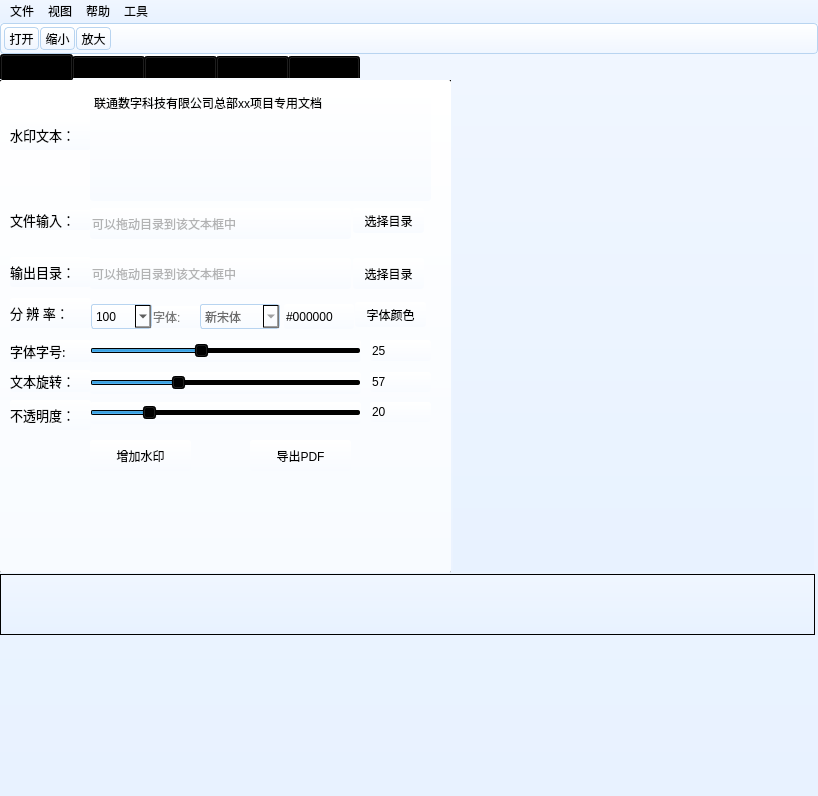
This is pdfviewer/mainwindow.ui in zhanglt/pdf_watermark as Qt 5 draws it before an edit. The edited form follows.
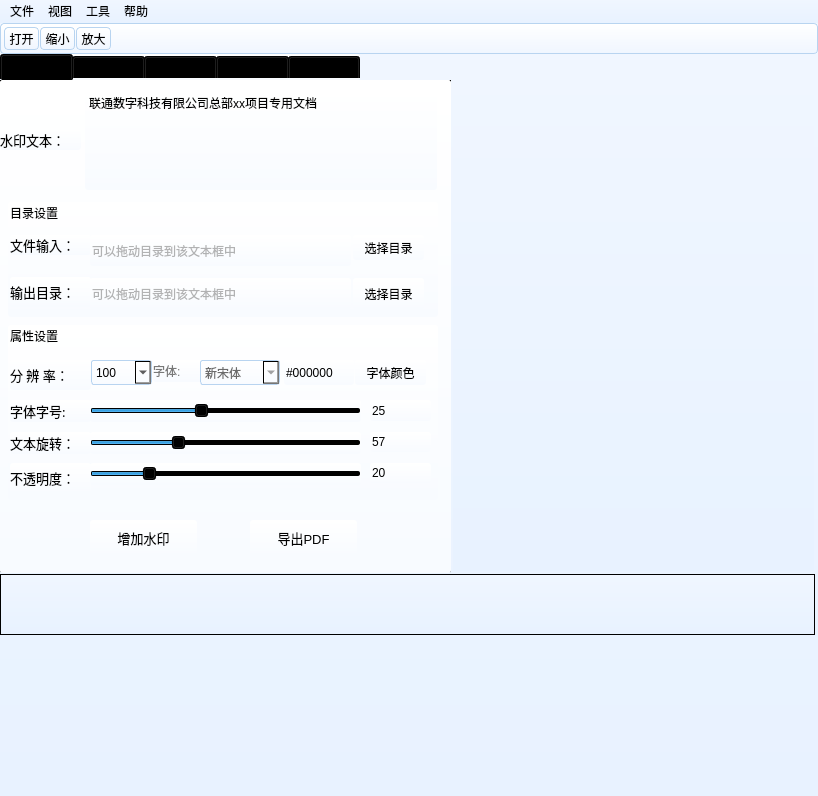
This is the edited form. Icons and pictures are not drawn. Custom widgets are drawn as their Qt base class.

Patch:
```diff
--- a/pdfviewer/mainwindow.ui
+++ b/pdfviewer/mainwindow.ui
@@ -90,7 +90,7 @@
          <property name="geometry">
           <rect>
            <x>353</x>
-           <y>178</y>
+           <y>198</y>
            <width>71</width>
            <height>31</height>
           </rect>
@@ -106,7 +106,7 @@
          <property name="geometry">
           <rect>
            <x>200</x>
-           <y>224</y>
+           <y>280</y>
            <width>80</width>
            <height>25</height>
           </rect>
@@ -147,7 +147,7 @@
          <property name="geometry">
           <rect>
            <x>370</x>
-           <y>292</y>
+           <y>352</y>
            <width>61</width>
            <height>20</height>
           </rect>
@@ -166,7 +166,7 @@
          <property name="geometry">
           <rect>
            <x>10</x>
-           <y>130</y>
+           <y>155</y>
            <width>81</width>
            <height>20</height>
           </rect>
@@ -192,7 +192,7 @@
          <property name="geometry">
           <rect>
            <x>284</x>
-           <y>224</y>
+           <y>280</y>
            <width>70</width>
            <height>25</height>
           </rect>
@@ -214,7 +214,7 @@
          <property name="geometry">
           <rect>
            <x>90</x>
-           <y>178</y>
+           <y>198</y>
            <width>261</width>
            <height>31</height>
           </rect>
@@ -233,7 +233,7 @@
          <property name="geometry">
           <rect>
            <x>10</x>
-           <y>320</y>
+           <y>383</y>
            <width>81</width>
            <height>30</height>
           </rect>
@@ -262,7 +262,7 @@
          <property name="geometry">
           <rect>
            <x>370</x>
-           <y>322</y>
+           <y>383</y>
            <width>61</width>
            <height>20</height>
           </rect>
@@ -281,7 +281,7 @@
          <property name="geometry">
           <rect>
            <x>10</x>
-           <y>290</y>
+           <y>352</y>
            <width>81</width>
            <height>22</height>
           </rect>
@@ -307,7 +307,7 @@
          <property name="geometry">
           <rect>
            <x>353</x>
-           <y>128</y>
+           <y>155</y>
            <width>71</width>
            <height>25</height>
           </rect>
@@ -323,7 +323,7 @@
          <property name="geometry">
           <rect>
            <x>10</x>
-           <y>218</y>
+           <y>280</y>
            <width>81</width>
            <height>30</height>
           </rect>
@@ -349,7 +349,7 @@
          <property name="geometry">
           <rect>
            <x>153</x>
-           <y>226</y>
+           <y>280</y>
            <width>51</width>
            <height>22</height>
           </rect>
@@ -366,7 +366,7 @@
          <property name="geometry">
           <rect>
            <x>355</x>
-           <y>222</y>
+           <y>280</y>
            <width>71</width>
            <height>25</height>
           </rect>
@@ -382,11 +382,16 @@
          <property name="geometry">
           <rect>
            <x>90</x>
-           <y>360</y>
-           <width>101</width>
-           <height>31</height>
+           <y>440</y>
+           <width>107</width>
+           <height>35</height>
           </rect>
          </property>
+         <property name="font">
+          <font>
+           <pointsize>10</pointsize>
+          </font>
+         </property>
          <property name="toolTip">
           <string>&lt;html&gt;&lt;head/&gt;&lt;body&gt;&lt;p&gt;&lt;span style=&quot; color:#0055ff;&quot;&gt;为源PDF文件增加水印文本&lt;/span&gt;&lt;/p&gt;&lt;/body&gt;&lt;/html&gt;</string>
          </property>
@@ -397,40 +402,11 @@
           <string>增加水印</string>
          </property>
         </widget>
-        <widget class="QLabel" name="labWater">
-         <property name="geometry">
-          <rect>
-           <x>10</x>
-           <y>40</y>
-           <width>81</width>
-           <height>30</height>
-          </rect>
-         </property>
-         <property name="font">
-          <font>
-           <family>等线</family>
-           <pointsize>10</pointsize>
-           <weight>50</weight>
-           <italic>false</italic>
-           <bold>false</bold>
-          </font>
-         </property>
-         <property name="styleSheet">
-          <string notr="true">
-font: 10pt &quot;等线&quot;;</string>
-         </property>
-         <property name="text">
-          <string>水印文本：</string>
-         </property>
-         <property name="textFormat">
-          <enum>Qt::PlainText</enum>
-         </property>
-        </widget>
         <widget class="QLabel" name="labOutput">
          <property name="geometry">
           <rect>
            <x>10</x>
-           <y>177</y>
+           <y>197</y>
            <width>81</width>
            <height>30</height>
           </rect>
@@ -456,7 +432,7 @@
          <property name="geometry">
           <rect>
            <x>90</x>
-           <y>128</y>
+           <y>155</y>
            <width>261</width>
            <height>31</height>
           </rect>
@@ -475,7 +451,7 @@
          <property name="geometry">
           <rect>
            <x>90</x>
-           <y>322</y>
+           <y>383</y>
            <width>271</width>
            <height>22</height>
           </rect>
@@ -497,7 +473,7 @@
          <property name="geometry">
           <rect>
            <x>90</x>
-           <y>292</y>
+           <y>352</y>
            <width>271</width>
            <height>22</height>
           </rect>
@@ -528,11 +504,16 @@
          <property name="geometry">
           <rect>
            <x>250</x>
-           <y>360</y>
-           <width>101</width>
-           <height>31</height>
+           <y>440</y>
+           <width>107</width>
+           <height>35</height>
           </rect>
          </property>
+         <property name="font">
+          <font>
+           <pointsize>10</pointsize>
+          </font>
+         </property>
          <property name="toolTip">
           <string>&lt;html&gt;&lt;head/&gt;&lt;body&gt;&lt;p&gt;&lt;span style=&quot; font-size:10pt; color:#0055ff;&quot;&gt;将增加过水印的PDF导出为图片PDF&lt;/span&gt;&lt;/p&gt;&lt;/body&gt;&lt;/html&gt;</string>
          </property>
@@ -547,7 +528,7 @@
          <property name="geometry">
           <rect>
            <x>91</x>
-           <y>224</y>
+           <y>280</y>
            <width>61</width>
            <height>25</height>
           </rect>
@@ -596,7 +577,7 @@
          <property name="geometry">
           <rect>
            <x>370</x>
-           <y>260</y>
+           <y>320</y>
            <width>61</width>
            <height>21</height>
           </rect>
@@ -614,13 +595,93 @@
           <bool>true</bool>
          </property>
         </widget>
+        <widget class="QLabel" name="label_2">
+         <property name="geometry">
+          <rect>
+           <x>10</x>
+           <y>320</y>
+           <width>81</width>
+           <height>22</height>
+          </rect>
+         </property>
+         <property name="font">
+          <font>
+           <family>等线</family>
+           <pointsize>10</pointsize>
+           <weight>50</weight>
+           <italic>false</italic>
+           <bold>false</bold>
+          </font>
+         </property>
+         <property name="styleSheet">
+          <string notr="true">
+font: 10pt &quot;等线&quot;;</string>
+         </property>
+         <property name="text">
+          <string>字体字号:</string>
+         </property>
+        </widget>
+        <widget class="CustomSlider" name="sliderFontsize">
+         <property name="geometry">
+          <rect>
+           <x>90</x>
+           <y>320</y>
+           <width>271</width>
+           <height>22</height>
+          </rect>
+         </property>
+         <property name="minimum">
+          <number>8</number>
+         </property>
+         <property name="maximum">
+          <number>50</number>
+         </property>
+         <property name="singleStep">
+          <number>0</number>
+         </property>
+         <property name="value">
+          <number>25</number>
+         </property>
+         <property name="sliderPosition">
+          <number>25</number>
+         </property>
+         <property name="orientation">
+          <enum>Qt::Horizontal</enum>
+         </property>
+        </widget>
+        <widget class="QGroupBox" name="groupBox">
+         <property name="geometry">
+          <rect>
+           <x>8</x>
+           <y>122</y>
+           <width>430</width>
+           <height>115</height>
+          </rect>
+         </property>
+         <property name="title">
+          <string>目录设置</string>
+         </property>
+        </widget>
+        <widget class="QGroupBox" name="groupBox_2">
+         <property name="geometry">
+          <rect>
+           <x>8</x>
+           <y>245</y>
+           <width>430</width>
+           <height>175</height>
+          </rect>
+         </property>
+         <property name="title">
+          <string>属性设置</string>
+         </property>
+        </widget>
         <widget class="CustomTextEdit" name="lineEditWaterText">
          <property name="geometry">
           <rect>
-           <x>90</x>
+           <x>85</x>
            <y>10</y>
-           <width>341</width>
-           <height>111</height>
+           <width>352</width>
+           <height>100</height>
           </rect>
          </property>
          <property name="html">
@@ -631,13 +692,13 @@
 &lt;p style=&quot; margin-top:0px; margin-bottom:0px; margin-left:0px; margin-right:0px; -qt-block-indent:0; text-indent:0px;&quot;&gt;&lt;span style=&quot; font-family:'Microsoft YaHei UI';&quot;&gt;联通数字科技有限公司总部xx项目专用文档&lt;/span&gt;&lt;/p&gt;&lt;/body&gt;&lt;/html&gt;</string>
          </property>
         </widget>
-        <widget class="QLabel" name="label_2">
+        <widget class="QLabel" name="labInput_9">
          <property name="geometry">
           <rect>
-           <x>10</x>
-           <y>260</y>
+           <x>0</x>
+           <y>50</y>
            <width>81</width>
-           <height>22</height>
+           <height>20</height>
           </rect>
          </property>
          <property name="font">
@@ -654,37 +715,11 @@
 font: 10pt &quot;等线&quot;;</string>
          </property>
          <property name="text">
-          <string>字体字号:</string>
+          <string>水印文本：</string>
          </property>
         </widget>
-        <widget class="CustomSlider" name="sliderFontsize">
-         <property name="geometry">
-          <rect>
-           <x>90</x>
-           <y>260</y>
-           <width>271</width>
-           <height>22</height>
-          </rect>
-         </property>
-         <property name="minimum">
-          <number>8</number>
-         </property>
-         <property name="maximum">
-          <number>50</number>
-         </property>
-         <property name="singleStep">
-          <number>0</number>
-         </property>
-         <property name="value">
-          <number>25</number>
-         </property>
-         <property name="sliderPosition">
-          <number>25</number>
-         </property>
-         <property name="orientation">
-          <enum>Qt::Horizontal</enum>
-         </property>
-        </widget>
+        <zorder>groupBox_2</zorder>
+        <zorder>groupBox</zorder>
         <zorder>labOutput</zorder>
         <zorder>labWater</zorder>
         <zorder>btnSelectOutput</zorder>
@@ -1759,7 +1794,7 @@
      <x>0</x>
      <y>0</y>
      <width>818</width>
-     <height>23</height>
+     <height>26</height>
     </rect>
    </property>
    <widget class="QMenu" name="menuFile">
@@ -1796,8 +1831,8 @@
    </widget>
    <addaction name="menuFile"/>
    <addaction name="menuView"/>
-   <addaction name="menuHelp"/>
    <addaction name="menuTool"/>
+   <addaction name="menuHelp"/>
   </widget>
   <widget class="QToolBar" name="mainToolBar">
    <property name="styleSheet">
```
Left out of the diff: 17 changed lines with no effect on the pictures.
